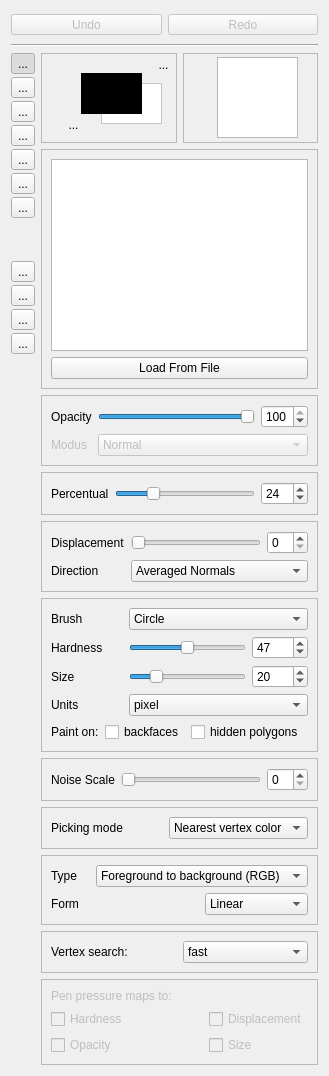
The window that src/fgt/editpaint/paintbox.ui (cnr-isti-vclab/meshlab) describes before a commit, drawn with Qt 5.
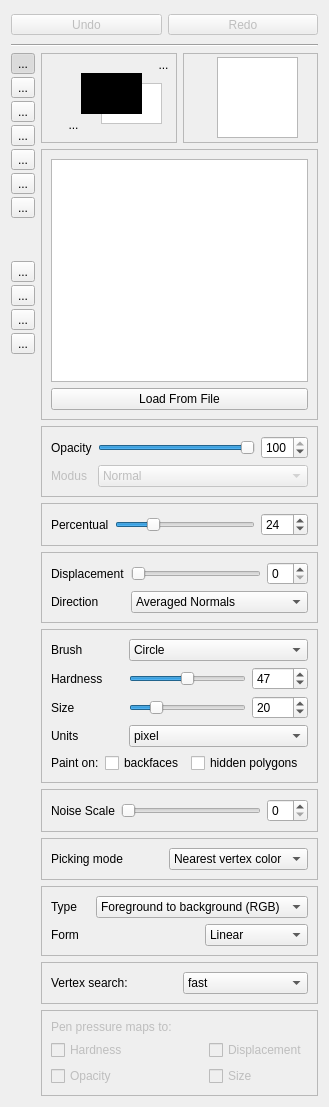
The same window after the commit. Icons and pictures are not drawn. Custom widgets are drawn as their Qt base class.

Commit message: UI scroll area fix

The edit to the form file:
```diff
--- a/src/fgt/editpaint/paintbox.ui
+++ b/src/fgt/editpaint/paintbox.ui
@@ -6,7 +6,7 @@
     <x>0</x>
     <y>0</y>
     <width>329</width>
-    <height>669</height>
+    <height>1107</height>
    </rect>
   </property>
   <property name="sizePolicy" >
```
Left out of the diff: 348 changed lines with no effect on the pictures. The commit also changes 1 other file.
